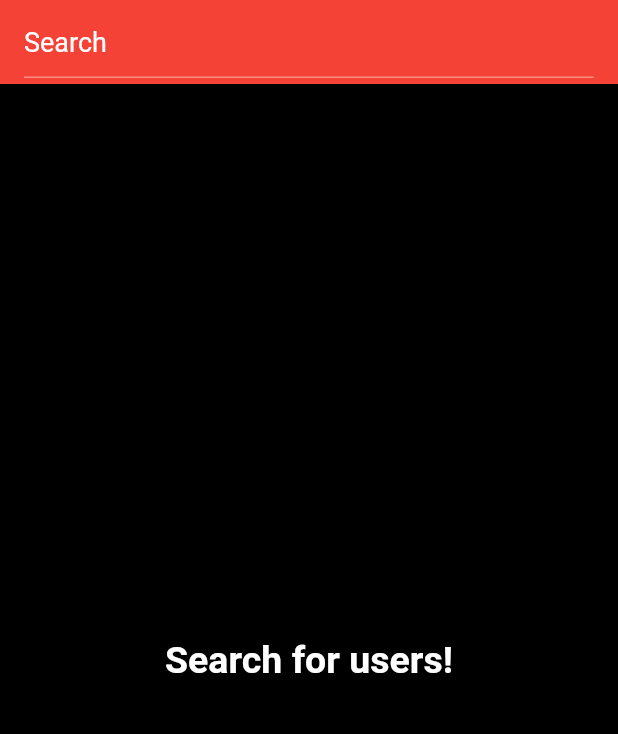
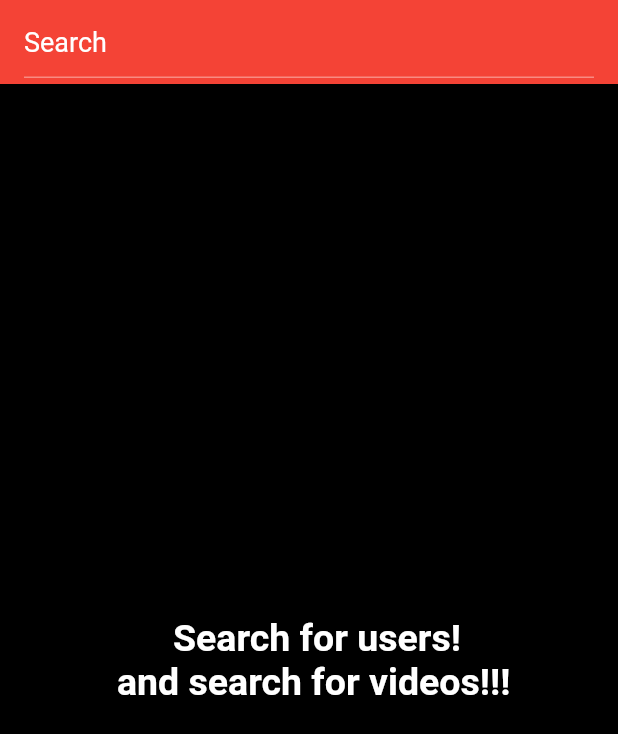
Before and after one commit to ThanhLuyen2212/flutter_tiktok_clone_3, a Flutter app: the SearchScreen screen opened directly, on a phone screen of 412 x 824 dp. Shown: the top 734 px of the screen. Run offline on Flutter 3.47's test engine with Material 2 defaults, Android fonts, the phone set to English and light mode, and no system bars; our stand-ins replace cached_network_image, cloud_firestore, firebase_auth, firebase_core, firebase_storage, get and 5 more; missing offline and left inert: dart:ffi, video_compress; accounts and stored records are empty; network calls fail.

Commit message:
block and search title

```diff
--- a/lib/controller/chat_controller.dart
+++ b/lib/controller/chat_controller.dart
@@ -1,15 +1,13 @@
 import 'package:cloud_firestore/cloud_firestore.dart';
-import 'package:flutter_tiktok_clone_3/controller/auth_controller.dart';
 import 'package:flutter_tiktok_clone_3/model/message.dart';
 import 'package:flutter_tiktok_clone_3/model/user.dart';
 import 'package:get/get.dart';
-import 'package:random_string/random_string.dart';
 
 class ChatController extends GetxController {
 // lấy tin nhắn
 
-  String _chatWithId = '';
-  var _chatroomid; // chatroomid is a uid of users message with you
+  // String _chatWithId = '';
+  // var _chatroomid; // chatroomid is a uid of users message with you
   // lấy thông tin người nhắn tin
   Rx<Map<String, dynamic>> _user = Rx<Map<String, dynamic>>({});
   Map<String, dynamic> get user => _user.value;
--- a/lib/main.dart
+++ b/lib/main.dart
@@ -3,9 +3,7 @@ import 'package:flutter/material.dart';
 import 'package:flutter_tiktok_clone_3/constants.dart';
 import 'package:flutter_tiktok_clone_3/controller/auth_controller.dart';
 import 'package:flutter_tiktok_clone_3/view/screens/auth/login_screen.dart';
-import 'package:flutter_tiktok_clone_3/view/screens/home_screen.dart';
 import 'package:get/get.dart';
-import 'package:get/get_navigation/get_navigation.dart';
 
 void main() async {
   WidgetsFlutterBinding.ensureInitialized();
--- a/lib/model/user.dart
+++ b/lib/model/user.dart
@@ -5,13 +5,14 @@ class myUser {
   String profilePhoto;
   String email;
   String uid;
+  List? block;
 
-  myUser({
-    required this.name,
-    required this.profilePhoto,
-    required this.email,
-    required this.uid,
-  });
+  myUser(
+      {required this.name,
+      required this.profilePhoto,
+      required this.email,
+      required this.uid,
+      this.block});
 
   // app - firebase (Map)
   Map<String, dynamic> toJson() => {
@@ -19,6 +20,7 @@ class myUser {
         'profilePic': profilePhoto,
         'email': email,
         'uid': uid,
+        'block': block
       };
 
   //fire base - app(User)
@@ -28,6 +30,7 @@ class myUser {
         name: snapshot['name'],
         profilePhoto: snapshot['profilePic'],
         email: snapshot['email'],
-        uid: snapshot['uid']);
+        uid: snapshot['uid'],
+        block: snapshot['block']);
   }
 }
--- a/lib/view/screens/search_screen.dart
+++ b/lib/view/screens/search_screen.dart
@@ -1,7 +1,9 @@
 import 'package:flutter/material.dart';
 import 'package:flutter_tiktok_clone_3/controller/search_controller.dart';
 import 'package:flutter_tiktok_clone_3/model/user.dart';
+import 'package:flutter_tiktok_clone_3/model/video.dart';
 import 'package:flutter_tiktok_clone_3/view/screens/profile_screen.dart';
+import 'package:flutter_tiktok_clone_3/view/screens/video_screen.dart';
 import 'package:get/get.dart';
 
 class SearchScreen extends StatelessWidget {
@@ -23,12 +25,16 @@ class SearchScreen extends StatelessWidget {
                     fontSize: 18,
                     color: Colors.white,
                   )),
-              onFieldSubmitted: (value) => searchController.searchUser(value),
-            )),
-        body: searchController.serachUsers.isEmpty
+              onFieldSubmitted: (value) {
+                searchController.searchUser(value);
+                searchController.searchVideo(value);
+              }),
+        ),
+        body: (searchController.serachUsers.isEmpty &&
+                searchController.searchVideos.isEmpty)
             ? const Center(
                 child: Text(
-                  'Search for users!',
+                  '\t      Search for users! \n and search for videos!!!',
                   style: TextStyle(
                     fontSize: 25,
                     color: Colors.white,
@@ -36,12 +42,25 @@ class SearchScreen extends StatelessWidget {
                   ),
                 ),
               )
-            : ListView.builder(
+            : Column(
+                crossAxisAlignment: CrossAxisAlignment.center,
+                children: [
+                  Container(
+                    margin: const EdgeInsets.only(top: 15),
+                    child: const Text(
+                      'user',
+                      style: TextStyle(color: Colors.white, fontSize: 20),
+                    ),
+                  ),
+                  Expanded(
+                    flex: 1,
+                    child: ListView.builder(
                       itemCount: searchController.serachUsers.length,
                       itemBuilder: (context, index) {
                         myUser user = searchController.serachUsers[index];
                         return InkWell(
-                    onTap: () => Navigator.of(context).push(MaterialPageRoute(
+                          onTap: () =>
+                              Navigator.of(context).push(MaterialPageRoute(
                                   builder: (context) => ProfileScreen(
                                         uid: user.uid,
                                       ))),
@@ -51,14 +70,49 @@ class SearchScreen extends StatelessWidget {
                             ),
                             title: Text(
                               user.name,
-                        style:
-                            const TextStyle(fontSize: 18, color: Colors.white),
+                              style: const TextStyle(
+                                  fontSize: 18, color: Colors.white),
                             ),
                           ),
                         );
                       },
                     ),
                   ),
+                  Container(
+                    margin: const EdgeInsets.only(top: 15),
+                    child: const Text(
+                      'Video',
+                      style: TextStyle(color: Colors.white, fontSize: 20),
+                    ),
+                  ),
+                  Expanded(
+                      flex: 1,
+                      child: ListView.builder(
+                        itemCount: searchController.searchVideos.length,
+                        itemBuilder: (context, index) {
+                          Video vidoes = searchController.searchVideos[index];
+                          return InkWell(
+                            onTap: () {
+                              Get.to(() => VideoScreen(
+                                    videosearch: vidoes,
+                                  ));
+                            },
+                            child: ListTile(
+                              leading: CircleAvatar(
+                                backgroundImage: NetworkImage(vidoes.thumbnail),
+                              ),
+                              title: Text(
+                                vidoes.caption,
+                                style: const TextStyle(
+                                    fontSize: 18, color: Colors.white),
+                              ),
+                            ),
+                          );
+                        },
+                      ))
+                ],
+              ),
+      ),
     );
   }
 }
```
Also changed, not shown: lib/constants.dart (+0 -7 lines), lib/controller/auth_controller.dart (+5 -5 lines), lib/controller/profile_controller.dart (+33 -0 lines), lib/view/screens/profile_screen.dart (+62 -0 lines), lib/view/screens/video_screen.dart (+13 -1 lines). Lines whose indentation alone changed are shown as unchanged.
